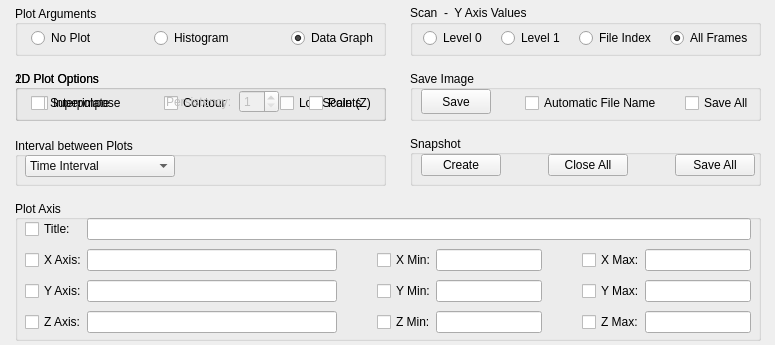
First picture: the form in slsDetectorGui/forms/form_tab_plot.ui, repository slsdetectorgroup/slsDetectorPackage, before the edit.
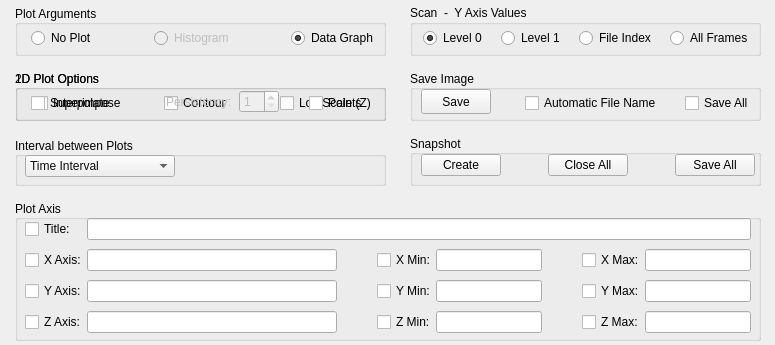
Second picture: the form after the edit.

Commit message: updated plot to show index instead of frame number

The edit to the form file:
```diff
--- a/slsDetectorGui/forms/form_tab_plot.ui
+++ b/slsDetectorGui/forms/form_tab_plot.ui
@@ -519,6 +519,9 @@
        <property name="text">
         <string>Level 0</string>
        </property>
+       <property name="checked">
+        <bool>true</bool>
+       </property>
       </widget>
      </item>
      <item>
@@ -607,7 +610,7 @@
         <string>All Frames</string>
        </property>
        <property name="checked">
-        <bool>true</bool>
+        <bool>false</bool>
        </property>
       </widget>
      </item>
@@ -1051,7 +1054,7 @@
      <item row="0" column="2">
       <widget class="QRadioButton" name="radioHistogram">
        <property name="enabled">
-        <bool>true</bool>
+        <bool>false</bool>
        </property>
        <property name="sizePolicy">
         <sizepolicy hsizetype="Fixed" vsizetype="Fixed">
```
The commit also changes 7 other files.
